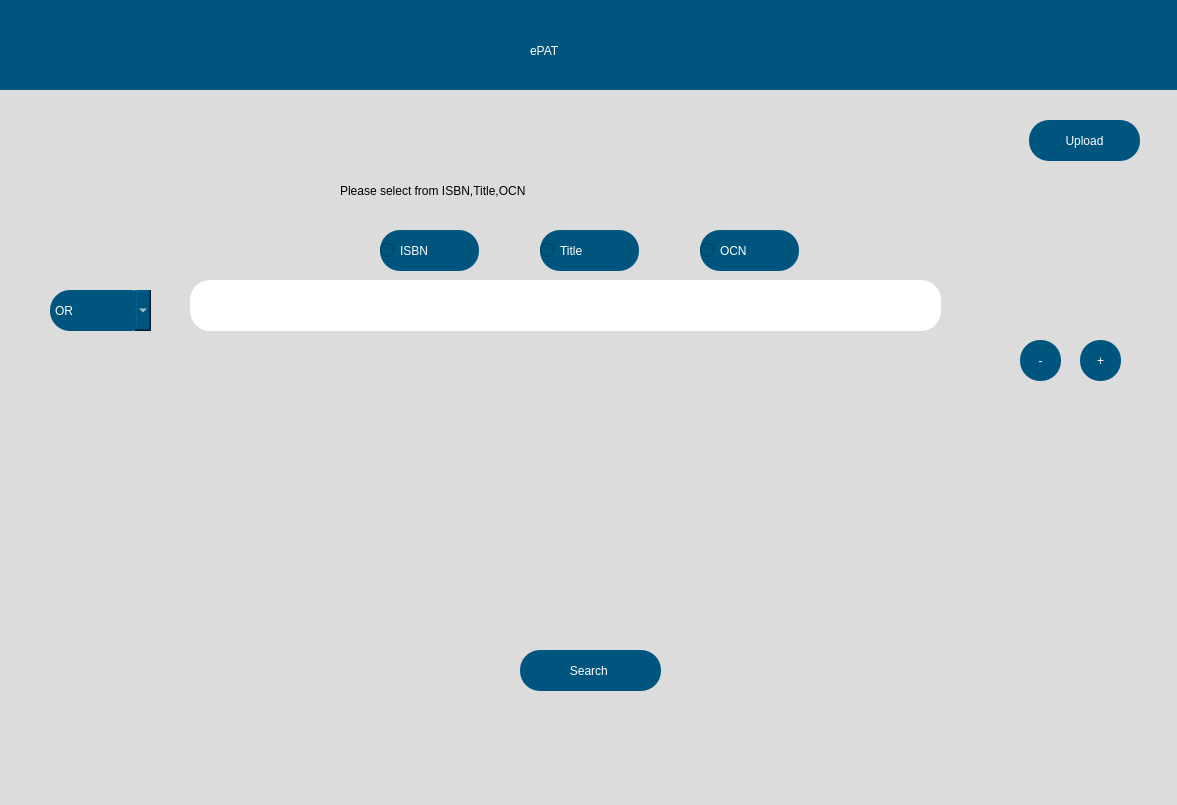
Qt form src/user_interface/start.ui (eppenney/eBook-Perpetual-Access-Rights-Tracker) before a commit.
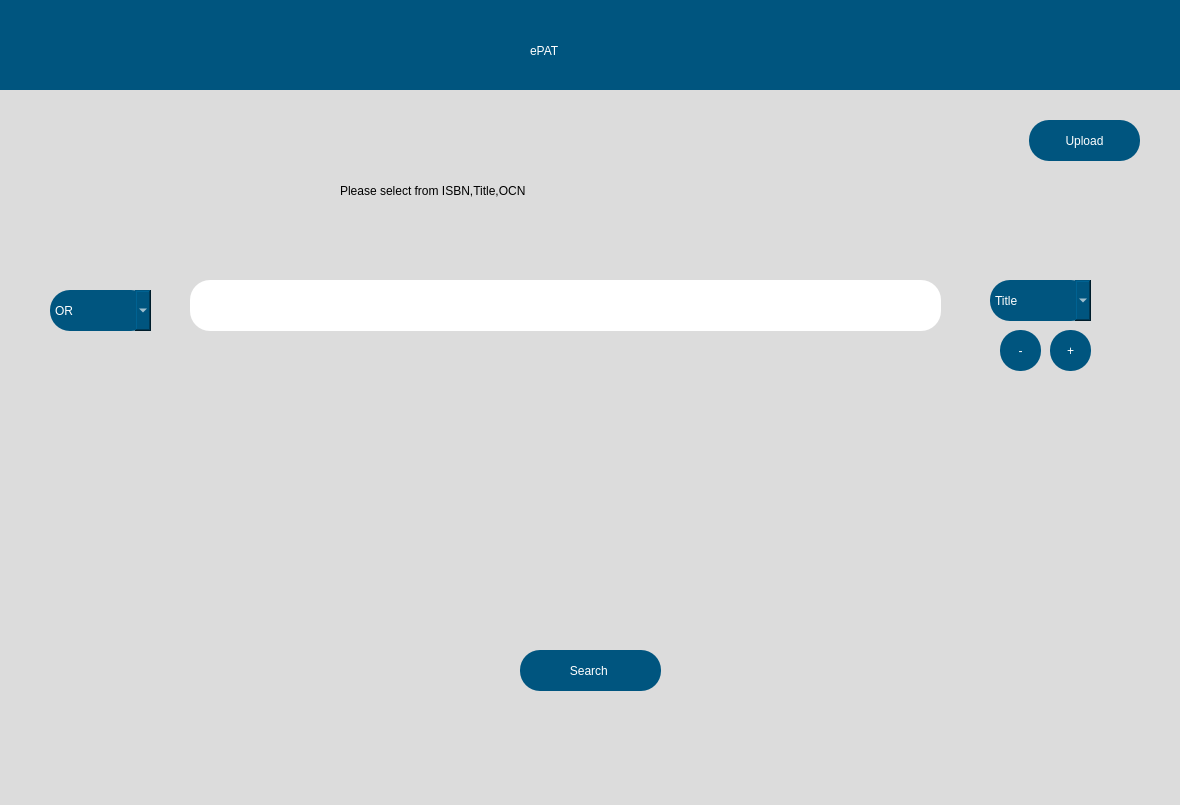
The same form after that commit.

Patch:
```diff
--- a/src/user_interface/start.ui
+++ b/src/user_interface/start.ui
@@ -6,7 +6,7 @@
    <rect>
     <x>0</x>
     <y>0</y>
-    <width>1177</width>
+    <width>1180</width>
     <height>805</height>
    </rect>
   </property>
@@ -128,8 +128,8 @@
    <widget class="QPushButton" name="pushButton">
     <property name="geometry">
      <rect>
-      <x>1100</x>
-      <y>340</y>
+      <x>1070</x>
+      <y>330</y>
       <width>41</width>
       <height>41</height>
      </rect>
@@ -147,8 +147,8 @@
    <widget class="QPushButton" name="removeButton">
     <property name="geometry">
      <rect>
-      <x>1040</x>
-      <y>340</y>
+      <x>1020</x>
+      <y>330</y>
       <width>41</width>
       <height>41</height>
      </rect>
@@ -224,66 +224,6 @@
      <string/>
     </property>
    </widget>
-   <widget class="QRadioButton" name="radioButton">
-    <property name="geometry">
-     <rect>
-      <x>400</x>
-      <y>230</y>
-      <width>99</width>
-      <height>41</height>
-     </rect>
-    </property>
-    <property name="styleSheet">
-     <string notr="true">background-color: rgb(0, 85, 127);
-font: 14pt &quot;MS Shell Dlg 2&quot;;
-color: rgb(255, 255, 255);
-border-radius:20px;
-</string>
-    </property>
-    <property name="text">
-     <string>ISBN</string>
-    </property>
-   </widget>
-   <widget class="QRadioButton" name="radioButton_2">
-    <property name="geometry">
-     <rect>
-      <x>720</x>
-      <y>230</y>
-      <width>99</width>
-      <height>41</height>
-     </rect>
-    </property>
-    <property name="styleSheet">
-     <string notr="true">background-color: rgb(0, 85, 127);
-font: 14pt &quot;MS Shell Dlg 2&quot;;
-color: rgb(255, 255, 255);
-border-radius:20px;
-</string>
-    </property>
-    <property name="text">
-     <string>OCN</string>
-    </property>
-   </widget>
-   <widget class="QRadioButton" name="radioButton_3">
-    <property name="geometry">
-     <rect>
-      <x>560</x>
-      <y>230</y>
-      <width>99</width>
-      <height>41</height>
-     </rect>
-    </property>
-    <property name="styleSheet">
-     <string notr="true">background-color: rgb(0, 85, 127);
-font: 14pt &quot;MS Shell Dlg 2&quot;;
-color: rgb(255, 255, 255);
-border-radius:20px;
-</string>
-    </property>
-    <property name="text">
-     <string>Title</string>
-    </property>
-   </widget>
    <widget class="QLabel" name="internetConnection">
     <property name="geometry">
      <rect>
@@ -297,6 +237,37 @@
      <string/>
     </property>
    </widget>
+   <widget class="QComboBox" name="booleanBox_2">
+    <property name="geometry">
+     <rect>
+      <x>1010</x>
+      <y>280</y>
+      <width>101</width>
+      <height>41</height>
+     </rect>
+    </property>
+    <property name="styleSheet">
+     <string notr="true">color: rgb(255, 255, 255);
+font: 75 12pt &quot;MS Shell Dlg 2&quot;;
+border-radius:20px;
+background-color: rgb(0, 85, 127);</string>
+    </property>
+    <item>
+     <property name="text">
+      <string>Title</string>
+     </property>
+    </item>
+    <item>
+     <property name="text">
+      <string>ISBN</string>
+     </property>
+    </item>
+    <item>
+     <property name="text">
+      <string>OCN</string>
+     </property>
+    </item>
+   </widget>
   </widget>
  </widget>
  <resources/>
```
